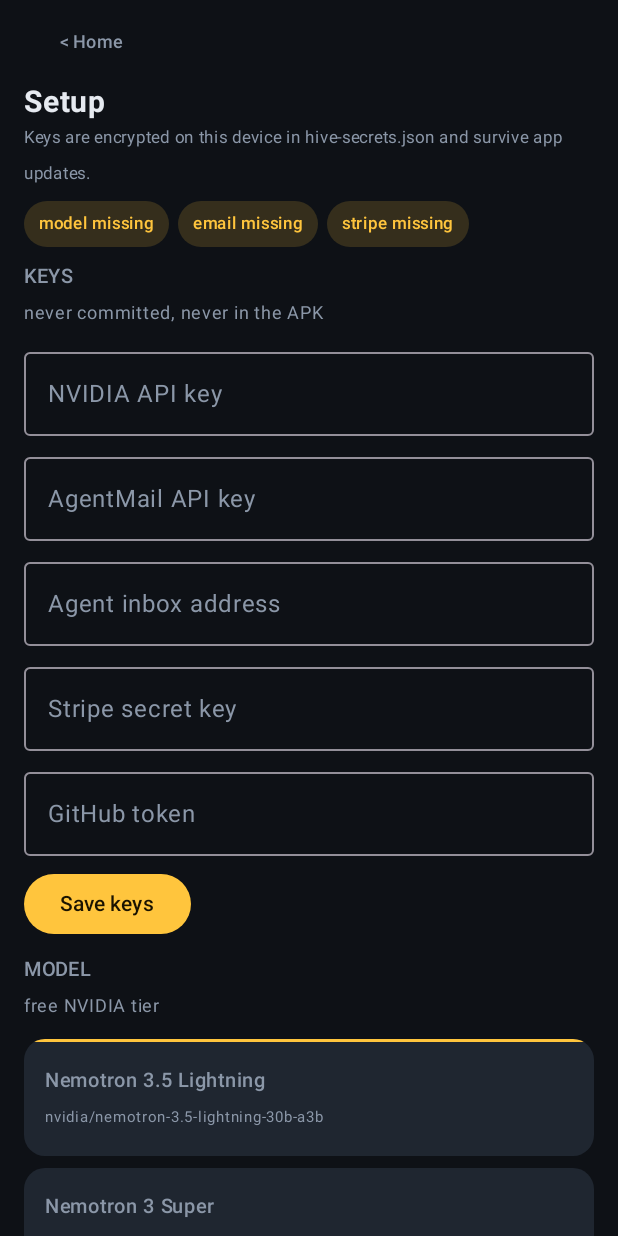
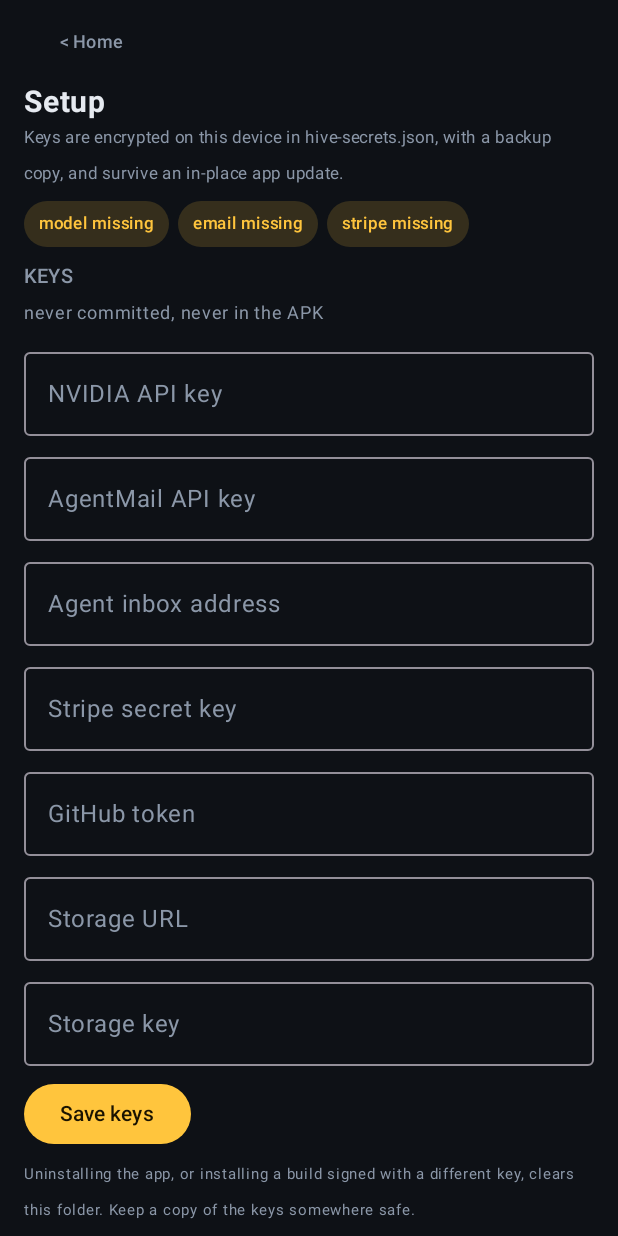
Before and after one commit to thatscorb98-create/hive-ai, an Android app built with Jetpack Compose: the composable SettingsScreen shown on its own in the app's theme, after a tap on "Save keys", on a phone screen of 412 x 824 dp. Run offline under Robolectric (Android 15) with nearby library versions, the phone set to English and light mode, and no system bars.

Commit message:
feat(browser): fit the window to the screen and save every key
Use safe drawing insets and compact chrome in the agent browser, add zoom, expose the storage credentials and business profile, and bump to 2.11.0+18.

Generated with Codebuff
Co-Authored-By: Codebuff <noreply@codebuff.com>

```diff
--- a/app/build.gradle.kts
+++ b/app/build.gradle.kts
@@ -13,8 +13,8 @@ android {
         applicationId = "com.hive.agents"
         minSdk = 28
         targetSdk = 35
-        versionCode = 17
-        versionName = "2.10.0"
+        versionCode = 18
+        versionName = "2.11.0"
     }
 
     buildTypes {
--- a/app/src/main/java/com/hive/agents/ui/screens/SettingsScreen.kt
+++ b/app/src/main/java/com/hive/agents/ui/screens/SettingsScreen.kt
@@ -50,6 +50,8 @@ fun SettingsScreen(
     var mailInbox by remember(keys) { mutableStateOf(keys.agentMailInbox) }
     var stripeKey by remember(keys) { mutableStateOf(keys.stripeSecretKey) }
     var github by remember(keys) { mutableStateOf(keys.githubToken) }
+    var storageUrl by remember(keys) { mutableStateOf(keys.storageUrl) }
+    var storageKey by remember(keys) { mutableStateOf(keys.storageKey) }
     var business by remember(state.settings) { mutableStateOf(state.settings.businessName) }
     var ein by remember(state.settings) { mutableStateOf(state.settings.businessEin) }
     var goal by remember(state.settings) { mutableStateOf(state.settings.goal) }
@@ -60,7 +62,7 @@ fun SettingsScreen(
         item {
             Text("Setup", fontSize = 20.sp, fontWeight = FontWeight.Bold)
             Text(
-                "Keys are encrypted on this device in hive-secrets.json and survive app updates.",
+                "Keys are encrypted on this device in hive-secrets.json, with a backup copy, and survive an in-place app update.",
                 fontSize = 11.sp,
                 color = TextDim
             )
@@ -83,6 +85,10 @@ fun SettingsScreen(
             LabeledField("Stripe secret key", stripeKey, secret = true) { stripeKey = it }
             Spacer(Modifier.height(6.dp))
             LabeledField("GitHub token", github, secret = true) { github = it }
+            Spacer(Modifier.height(6.dp))
+            LabeledField("Storage URL", storageUrl) { storageUrl = it }
+            Spacer(Modifier.height(6.dp))
+            LabeledField("Storage key", storageKey, secret = true) { storageKey = it }
             Spacer(Modifier.height(8.dp))
             Button(onClick = {
                 onSaveKeys(
@@ -91,10 +97,19 @@ fun SettingsScreen(
                         agentMailApiKey = mailKey.trim(),
                         agentMailInbox = mailInbox.trim(),
                         stripeSecretKey = stripeKey.trim(),
-                        githubToken = github.trim()
+                        githubToken = github.trim(),
+                        storageUrl = storageUrl.trim(),
+                        storageKey = storageKey.trim()
                     )
                 )
             }) { Text("Save keys") }
+            Spacer(Modifier.height(4.dp))
+            Text(
+                "Uninstalling the app, or installing a build signed with a different key, clears this folder. " +
+                    "Keep a copy of the keys somewhere safe.",
+                fontSize = 10.sp,
+                color = TextDim
+            )
         }
 
         item {
@@ -111,7 +126,7 @@ fun SettingsScreen(
         }
 
         item {
-            SectionHeader("BUSINESS", "every bot is told who it works for")
+            SectionHeader("BUSINESS", "every bot is told who it works for; this profile is saved on this device")
             LabeledField("Business name", business) { business = it }
             Spacer(Modifier.height(6.dp))
             LabeledField("EIN", ein) { ein = it }
@@ -126,22 +141,27 @@ fun SettingsScreen(
         }
 
         item {
-            SectionHeader("AUTOPILOT", "background shifts every 15 minutes while the phone has network")
-            Row(
-                Modifier.fillMaxWidth().padding(vertical = 4.dp),
-                horizontalArrangement = Arrangement.SpaceBetween,
-                verticalAlignment = androidx.compose.ui.Alignment.CenterVertically
-            ) {
-                Text(
-                    if (state.settings.autopilot) "Running shifts automatically" else "Off - only manual shifts",
-                    fontSize = 12.sp,
-                    color = TextDim
-                )
-                androidx.compose.material3.Switch(
-                    checked = state.settings.autopilot,
-                    onCheckedChange = { onAutopilot(it) }
-                )
-            }
+            SectionHeader("AUTOPILOT", "shifts start when you open the app, then every 15 minutes in the background")
+            ToggleRow(
+                label = if (state.settings.autopilot) "Running shifts automatically" else "Off - only manual shifts",
+                checked = state.settings.autopilot,
+                onChange = onAutopilot
+            )
+            ToggleRow(
+                label = "Proofread every email and product description before it goes out",
+                checked = state.settings.proofreadOutbound,
+                onChange = { onSaveSettings(state.settings.copy(proofreadOutbound = it)) }
+            )
+            ToggleRow(
+                label = "Ask me before a bot sends email",
+                checked = state.settings.requireApprovalForEmail,
+                onChange = { onSaveSettings(state.settings.copy(requireApprovalForEmail = it)) }
+            )
+            Text(
+                "Payment links always need your approval. Every email and product description is proofread before it goes out.",
+                fontSize = 10.sp,
+                color = TextDim
+            )
         }
 
         item {
@@ -162,3 +182,15 @@ fun SettingsScreen(
         }
     }
 }
+
+@Composable
+private fun ToggleRow(label: String, checked: Boolean, onChange: (Boolean) -> Unit) {
+    Row(
+        Modifier.fillMaxWidth().padding(vertical = 4.dp),
+        horizontalArrangement = Arrangement.SpaceBetween,
+        verticalAlignment = androidx.compose.ui.Alignment.CenterVertically
+    ) {
+        Text(label, fontSize = 12.sp, color = TextDim, modifier = Modifier.weight(1f))
+        androidx.compose.material3.Switch(checked = checked, onCheckedChange = onChange)
+    }
+}
```
Also changed, not shown: app/src/main/java/com/hive/agents/browser/AgentBrowserActivity.kt (+21 -4 lines).
